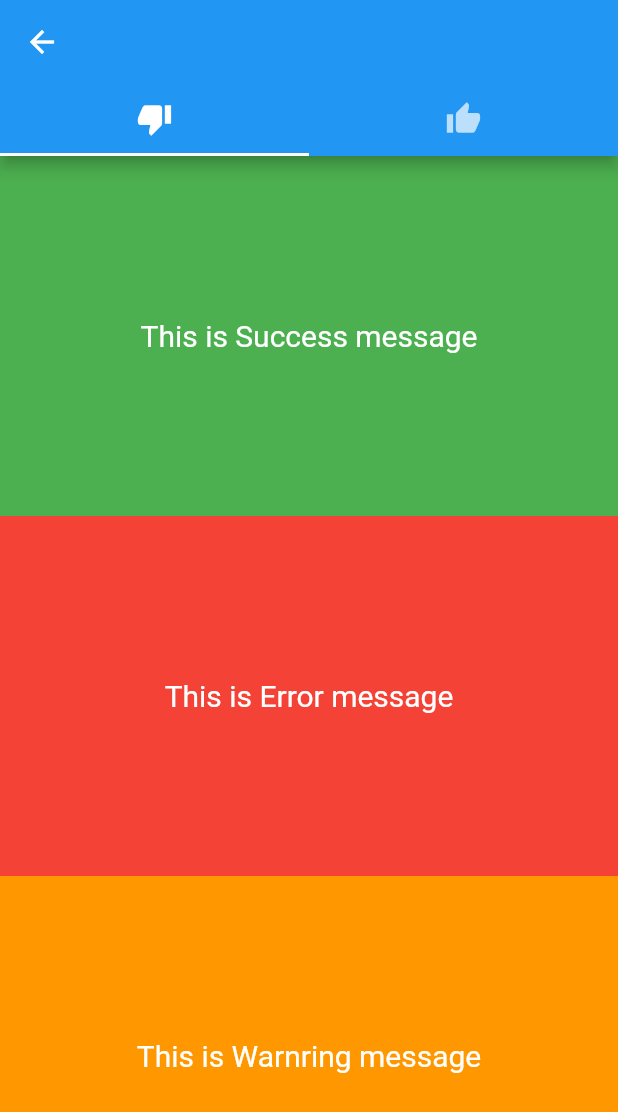
After one commit to lukeurban/DoYouEvenFlutter, a Flutter app: the ApiEnumMapping screen opened by its route, on a phone screen of 412 x 824 dp. The commit adds this screen. Shown: the top 1112 px of the screen. Run offline on Flutter 3.47's test engine with Material 2 defaults, Android fonts, the phone set to English and light mode, and no system bars.

Commit message:
ep2_api_enum_mapping

```diff
--- a/lib/ep1_scroll_to_element/scroll_to_element_with_controller.dart
+++ b/lib/ep1_scroll_to_element/scroll_to_element_with_controller.dart
@@ -75,8 +75,7 @@ class _ScrollToElementWithControllerState extends State<ScrollToElementWithContr
             );
           },
           tooltip: 'Increment',
-        child: Icon(Icons.add),
-      ),
+          child: Text('Roll')),
     );
   }
 }
--- /dev/null
+++ b/lib/ep2_api_enum_mapping/api_enum_mapping.dart
@@ -0,0 +1,139 @@
+import 'package:DoYouEvenFlutter/ep2_api_enum_mapping/api_model.dart';
+import 'package:flutter/material.dart';
+
+class ApiEnumMapping extends StatefulWidget {
+  static const route = '/api_enum_mapping';
+
+  const ApiEnumMapping({Key key}) : super(key: key);
+
+  @override
+  _ApiEnumMappingState createState() => _ApiEnumMappingState();
+}
+
+class _ApiEnumMappingState extends State<ApiEnumMapping> {
+  List<Map<String, dynamic>> responseMock = [
+    {
+      'id': 1,
+      'name': 'This is Success message',
+      'status': 'SUCCESS',
+    },
+    {
+      'id': 1,
+      'name': 'This is Error message',
+      'status': 'ERROR',
+    },
+    {
+      'id': 1,
+      'name': 'This is Warnring message',
+      'status': 'WARNRING',
+    }
+  ];
+
+  Widget buildModelV1View() {
+    List<ApiModel> modelV1 = responseMock.map((jsonData) => ApiModel.fromJson(jsonData)).toList();
+
+    TextStyle textStyle = TextStyle(color: Colors.white, fontSize: 20);
+    return Container(
+      width: double.infinity,
+      child: Column(
+        children: modelV1
+            .map((model) => Expanded(
+                  child: Container(
+                    width: double.infinity,
+                    color: modelV1BgColor(model),
+                    child: Center(
+                      child: Text(
+                        model.name,
+                        style: textStyle,
+                      ),
+                    ),
+                  ),
+                ))
+            .toList(),
+      ),
+    );
+  }
+
+  Widget buildModelV2View() {
+    List<ApiModel2> modelV2 = responseMock.map((jsonData) => ApiModel2.fromJson(jsonData)).toList();
+    TextStyle textStyle = TextStyle(color: Colors.white, fontSize: 20);
+    return Container(
+      width: double.infinity,
+      child: Column(
+        children: modelV2
+            .map((model) => Expanded(
+                  child: Container(
+                    width: double.infinity,
+                    color: modelV2BgColor(model),
+                    child: Center(
+                      child: Text(
+                        model.name,
+                        style: textStyle,
+                      ),
+                    ),
+                  ),
+                ))
+            .toList(),
+      ),
+    );
+  }
+
+  Color modelV2BgColor(ApiModel2 model) {
+    Color color;
+    switch (model.status) {
+      case 'SUCCESS':
+        color = Colors.green;
+        break;
+      case 'ERROR':
+        color = Colors.red;
+        break;
+      case 'WARNRING':
+        color = Colors.orange;
+        break;
+      default:
+        color = Colors.transparent;
+    }
+    return color;
+  }
+
+  Color modelV1BgColor(ApiModel model) {
+    Color color;
+    switch (model.status) {
+      case ApiModelStatus.Success:
+        color = Colors.green;
+        break;
+      case ApiModelStatus.Error:
+        color = Colors.red;
+        break;
+      case ApiModelStatus.Warnring:
+        color = Colors.orange;
+        break;
+      default:
+        color = Colors.transparent;
+    }
+    return color;
+  }
+
+  @override
+  Widget build(BuildContext context) {
+    return DefaultTabController(
+      length: 2,
+      child: Scaffold(
+        appBar: AppBar(
+          bottom: TabBar(
+            tabs: [
+              Tab(icon: Icon(Icons.thumb_down)),
+              Tab(icon: Icon(Icons.thumb_up)),
+            ],
+          ),
+        ),
+        body: TabBarView(
+          children: [
+            buildModelV2View(),
+            buildModelV1View(),
+          ],
+        ),
+      ),
+    );
+  }
+}
--- /dev/null
+++ b/lib/ep2_api_enum_mapping/api_model.dart
@@ -0,0 +1,49 @@
+class ApiModel {
+  final int id;
+  final String name;
+  final ApiModelStatus status;
+  ApiModel({
+    this.id,
+    this.name,
+    this.status,
+  });
+
+  ApiModel.fromJson(Map<String, dynamic> json)
+      : id = json['id'],
+        name = json['name'],
+        status = ResponseApiModelStatusMap[json['status']];
+}
+
+class ApiModel2 {
+  final int id;
+  final String name;
+  final String status;
+  ApiModel2({
+    this.id,
+    this.name,
+    this.status,
+  });
+
+  ApiModel2.fromJson(Map<String, dynamic> json)
+      : id = json['id'],
+        name = json['name'],
+        status = json['status'];
+}
+
+enum ApiModelStatus {
+  Success,
+  Error,
+  Warnring,
+}
+
+const Map<String, ApiModelStatus> ResponseApiModelStatusMap = {
+  'SUCCESS': ApiModelStatus.Success,
+  'ERROR': ApiModelStatus.Error,
+  'WARNRING': ApiModelStatus.Warnring,
+};
+
+const Map<ApiModelStatus, String> RequestApiModelStatusMap = {
+  ApiModelStatus.Success: 'SUCCESS',
+  ApiModelStatus.Error: 'ERROR',
+  ApiModelStatus.Warnring: 'WARNRING',
+};
--- a/lib/main.dart
+++ b/lib/main.dart
@@ -1,5 +1,6 @@
 import 'package:DoYouEvenFlutter/ep1_scroll_to_element/scroll_to_element.dart';
 import 'package:DoYouEvenFlutter/ep1_scroll_to_element/scroll_to_element_with_controller.dart';
+import 'package:DoYouEvenFlutter/ep2_api_enum_mapping/api_enum_mapping.dart';
 import 'package:flutter/material.dart';
 
 void main() {
@@ -11,6 +12,7 @@ class MyApp extends StatelessWidget {
     HomeScreen.route: (context) => HomeScreen(),
     ScrollToElement.route: (context) => ScrollToElement(),
     ScrollToElementWithController.route: (context) => ScrollToElementWithController(),
+    ApiEnumMapping.route: (context) => ApiEnumMapping(),
   };
   // This widget is the root of your application.
   @override
```
Lines whose indentation alone changed are shown as unchanged.
